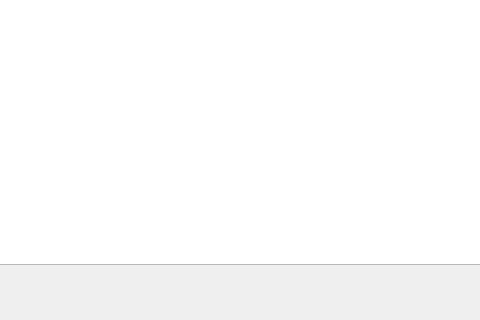
The window that getalldialog.ui (Starfurye/qt_usb_video) describes before a commit, drawn with Qt 5; both pictures show x 225 to 705 and y 396 to 716 of the 904 by 716 pixel window.
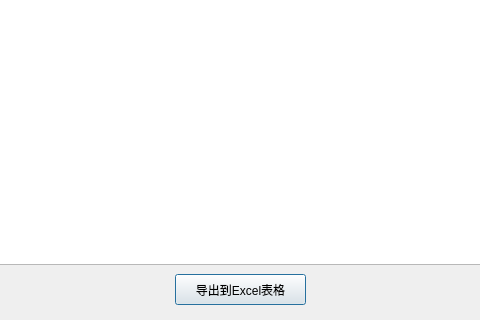
The same window after the commit.

Commit message: 增加导出Excel功能

What changed in the file:
```diff
--- a/getalldialog.ui
+++ b/getalldialog.ui
@@ -23,6 +23,19 @@
     </rect>
    </property>
   </widget>
+  <widget class="QPushButton" name="pushButton">
+   <property name="geometry">
+    <rect>
+     <x>400</x>
+     <y>670</y>
+     <width>131</width>
+     <height>31</height>
+    </rect>
+   </property>
+   <property name="text">
+    <string>导出到Excel表格</string>
+   </property>
+  </widget>
  </widget>
  <resources/>
  <connections/>
```
The commit also changes 3 other files.
